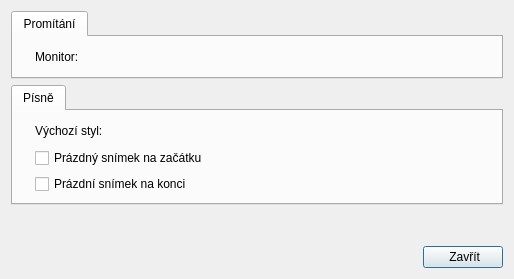
The window that src/gui/settingsdialog.ui (CZDanol/StrawLumen) describes before a commit, drawn with Qt 5.
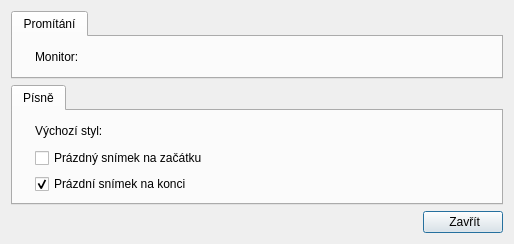
The same window after the commit. Icons and pictures are not drawn. Custom widgets are drawn as their Qt base class.

What changed in the file:
```diff
--- a/src/gui/settingsdialog.ui
+++ b/src/gui/settingsdialog.ui
@@ -10,7 +10,7 @@
     <x>0</x>
     <y>0</y>
     <width>514</width>
-    <height>279</height>
+    <height>244</height>
    </rect>
   </property>
   <property name="windowTitle">
@@ -177,6 +177,9 @@
          <property name="text">
           <string>Prázdní snímek na konci</string>
          </property>
+         <property name="checked">
+          <bool>true</bool>
+         </property>
         </widget>
        </item>
       </layout>
```
